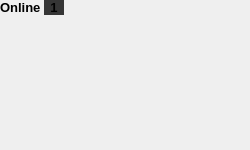
First picture: the form in widgets/member/member_category/member_category.ui, repository LiquidIce64/ScatterComms, before the edit.
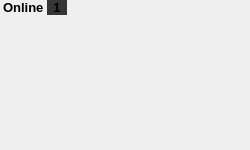
Second picture: the form after the edit.

Commit message: Changed member frame width

The edit to the form file:
```diff
--- a/widgets/member/member_category/member_category.ui
+++ b/widgets/member/member_category/member_category.ui
@@ -10,6 +10,12 @@
     <height>150</height>
    </rect>
   </property>
+  <property name="sizePolicy">
+   <sizepolicy hsizetype="Preferred" vsizetype="Maximum">
+    <horstretch>0</horstretch>
+    <verstretch>0</verstretch>
+   </sizepolicy>
+  </property>
   <property name="windowTitle">
    <string notr="true">Form</string>
   </property>
@@ -57,6 +63,9 @@
      <property name="text">
       <string>Online</string>
      </property>
+     <property name="indent">
+      <number>3</number>
+     </property>
     </widget>
    </item>
    <item row="1" column="0" colspan="3">
```
The commit also changes 6 other files.
